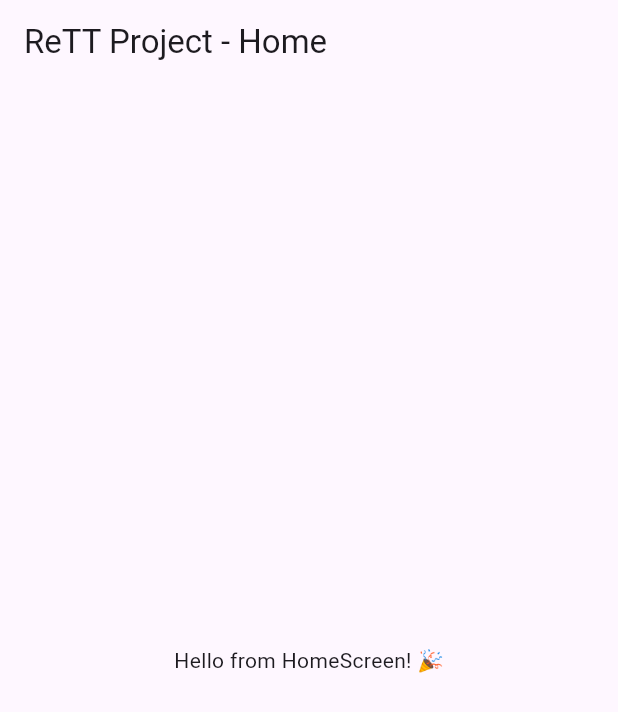
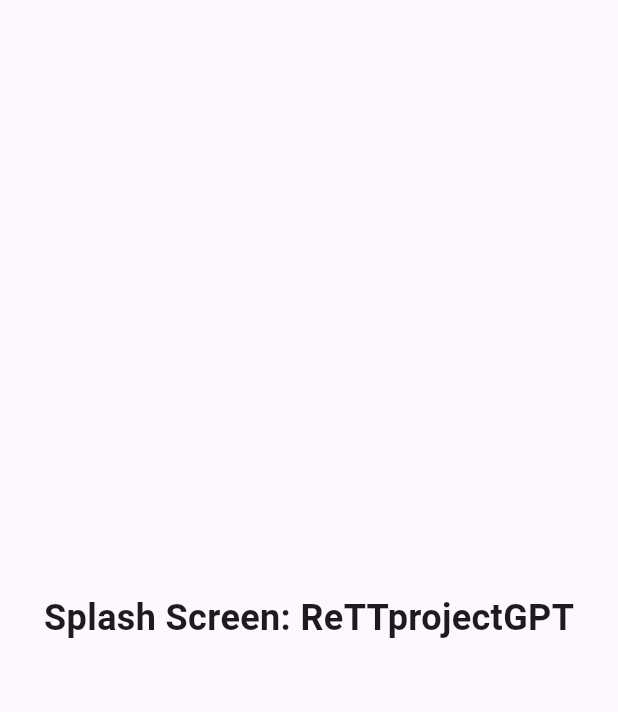
Before and after one commit to ReTT-AI/rett_project, a Flutter app: the first screen one second after launch, on a phone screen of 412 x 824 dp. Shown: the top 712 px of the screen. Run offline on Flutter 3.47's test engine with Material 3 defaults, Android fonts, the light colour scheme and no system bars.

Commit message:
Base estable: Splash  Onboarding  Auth  Home  Perfil funcionando

```diff
--- a/lib/main.dart
+++ b/lib/main.dart
@@ -1,18 +1,28 @@
 import 'package:flutter/material.dart';
-import 'screens/home_screen.dart';
+import 'screens/splash_screen.dart';
 
 void main() {
-  runApp(const MyApp());
+  runApp(const ReTTproject());
 }
 
-class MyApp extends StatelessWidget {
-  const MyApp({super.key});
+class ReTTproject extends StatelessWidget {
+  const ReTTproject({super.key});
 
   @override
   Widget build(BuildContext context) {
-    return const MaterialApp(
+    return MaterialApp(
+      title: 'ReTTprojectGPT',
       debugShowCheckedModeBanner: false,
-      home: HomeScreen(),
+      theme: ThemeData(
+        brightness: Brightness.light,
+        primarySwatch: Colors.deepPurple,
+      ),
+      darkTheme: ThemeData(
+        brightness: Brightness.dark,
+        primarySwatch: Colors.deepPurple,
+      ),
+      themeMode: ThemeMode.system,
+      home: const SplashScreen(),
     );
   }
 }
--- /dev/null
+++ b/lib/screens/splash_screen.dart
@@ -0,0 +1,36 @@
+import 'package:flutter/material.dart';
+import 'onboarding_screen.dart';
+
+class SplashScreen extends StatefulWidget {
+  const SplashScreen({super.key});
+
+  @override
+  State<SplashScreen> createState() => _SplashScreenState();
+}
+
+class _SplashScreenState extends State<SplashScreen> {
+  @override
+  void initState() {
+    super.initState();
+    Future.delayed(const Duration(seconds: 2), () {
+      if (mounted) {
+        Navigator.pushReplacement(
+          context,
+          MaterialPageRoute(builder: (context) => const OnboardingScreen()),
+        );
+      }
+    });
+  }
+
+  @override
+  Widget build(BuildContext context) {
+    return const Scaffold(
+      body: Center(
+        child: Text(
+          'Splash Screen: ReTTprojectGPT',
+          style: TextStyle(fontSize: 24, fontWeight: FontWeight.bold),
+        ),
+      ),
+    );
+  }
+}
```
Also changed, not shown: lib/screens/auth_screen.dart (added, +23 -0 lines), lib/screens/home_screen.dart (+15 -2 lines), lib/screens/onboarding_screen.dart (added, +23 -0 lines), lib/screens/profile_screen.dart (added, +20 -0 lines), pubspec.yaml (+5 -74 lines), lib/models/quiz_model.dart (added), lib/models/user_model.dart (added), lib/services/auth_service.dart (added), lib/services/firestore_service.dart (added), lib/themes/app_theme.dart (added), lib/widgets/custom_button.dart (added), lib/widgets/ripple_icon.dart (added), pubspec.lock, 6 other files.
